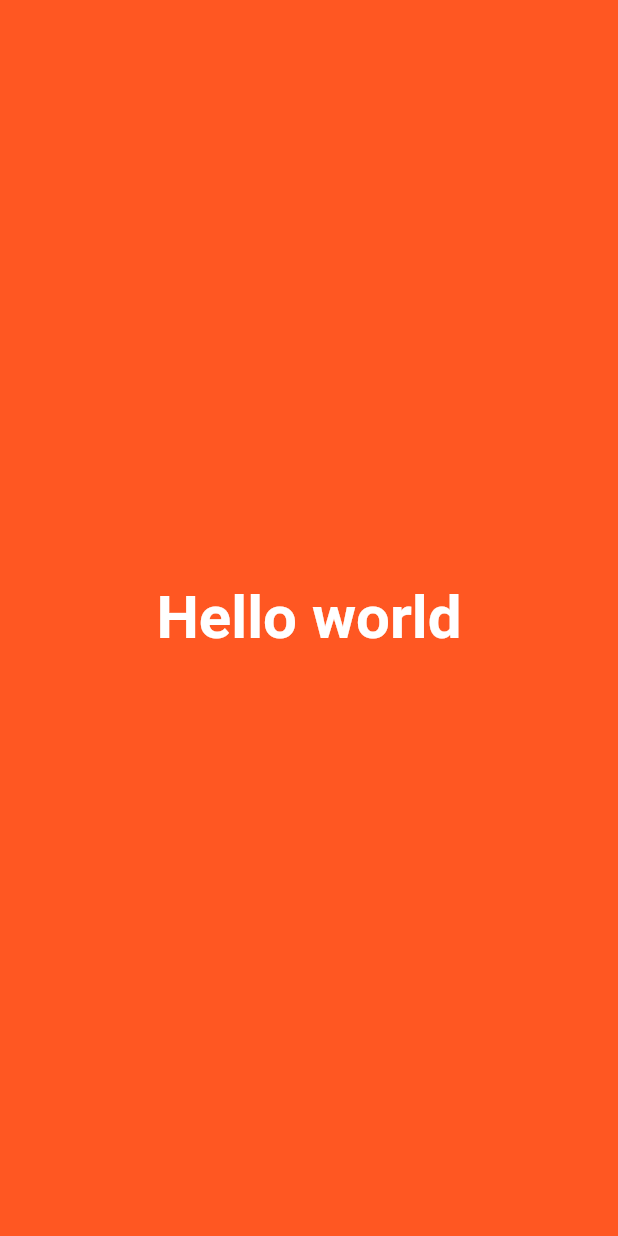
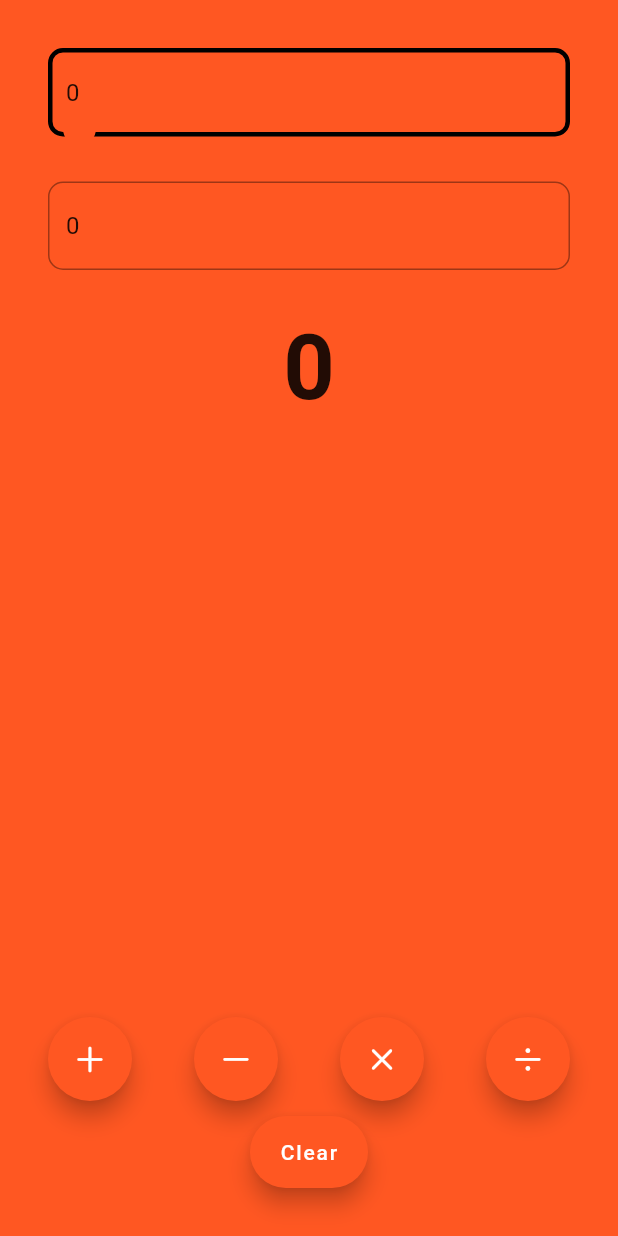
Before and after one commit to IMU-IMRAN/flutter_master, a Flutter app: the screen it shows after launch, on a phone screen of 412 x 824 dp. Run offline on Flutter 3.47's test engine with Material 2 defaults, Android fonts, the phone set to English and light mode, and no system bars.

Commit message:
calculator_done

```diff
--- a/lib/app/app.dart
+++ b/lib/app/app.dart
@@ -8,8 +8,11 @@ class MyApp extends StatelessWidget {
 
   @override
   Widget build(BuildContext context) {
-    return const MaterialApp(
+    return  MaterialApp(
       title: "Flutter Learn",
+      theme: ThemeData(
+        primarySwatch: Colors.deepOrange,
+      ),
       home: HomeView(),
     );
   }
--- /dev/null
+++ b/lib/views/calculator_view.dart
@@ -0,0 +1,179 @@
+import 'package:flutter/cupertino.dart';
+import 'package:flutter/material.dart';
+
+class CalculatorView extends StatefulWidget {
+  const CalculatorView({super.key});
+
+  @override
+  State<CalculatorView> createState() => _CalculatorViewState();
+}
+
+class _CalculatorViewState extends State<CalculatorView> {
+  int x = 0;
+  int y = 0;
+  num z = 0;
+
+  final displayOneController = TextEditingController();
+  final displayTwoController = TextEditingController();
+
+ // late final AppLifecycleListener _listener;
+
+  @override
+  void initState() {
+    // TODO: implement initState
+    displayOneController.text = x.toString();
+    displayTwoController.text = y.toString();
+
+    // _listener = AppLifecycleListener(
+    //   onShow: _onShow,
+    //   onHide: _onHide,
+    //   onResume: _onResume,
+    //   onDetach: _onDetach,
+    //   onInactive: _onInactive,
+    //   onPause: _onPause,
+    //   onRestart: _onRestart,
+    //   onStateChange: _onStateChanged,
+      // onExitRequested: _onExitRequested,
+    //);
+  }
+
+
+
+  //dispose ke ander batate hai kon kon sa resources hatana hai ya clean krna hai
+  @override
+  void dispose() {
+    displayOneController.dispose();
+    displayTwoController.dispose();
+   // _listener.dispose();
+    super.dispose();
+  }
+
+  @override
+  Widget build(BuildContext context) {
+    return Padding(
+      padding: EdgeInsets.all(32.0),
+      child: Column(
+        children: [
+          //calculator display
+          CalculatorDisplay(
+            hint: "Enter first number",
+            controller: displayOneController,
+          ),
+
+          SizedBox(
+            height: 30,
+          ),
+
+          CalculatorDisplay(
+            hint: "Enter second number",
+            controller: displayTwoController,
+          ),
+
+          SizedBox(
+            height: 30,
+          ),
+
+          Text(
+            z.toString(),
+            style: TextStyle(fontSize: 60, fontWeight: FontWeight.bold),
+          ),
+
+          Spacer(), //---->use for gap
+
+          Row(
+            mainAxisAlignment: MainAxisAlignment.spaceBetween,
+            children: [
+              FloatingActionButton(
+                onPressed: () {
+                  setState(() {
+                    z = num.tryParse(displayOneController.text)! +
+                        num.tryParse(displayTwoController.text)!;
+                  });
+                },
+                child: Icon(CupertinoIcons.add),
+              ),
+              FloatingActionButton(
+                onPressed: () {
+                  setState(() {
+                    z = num.tryParse(displayOneController.text)! -
+                        num.tryParse(displayTwoController.text)!;
+                  });
+                },
+                child: Icon(CupertinoIcons.minus),
+              ),
+              FloatingActionButton(
+                onPressed: () {
+                  setState(() {
+                    z = num.tryParse(displayOneController.text)! *
+                        num.tryParse(displayTwoController.text)!;
+                  });
+                },
+                child: Icon(CupertinoIcons.multiply),
+              ),
+              FloatingActionButton(
+                onPressed: () {
+                  setState(() {
+                    z = num.tryParse(displayOneController.text)! /
+                        num.tryParse(displayTwoController.text)!;
+                  });
+                },
+                child: Icon(CupertinoIcons.divide),
+              ),
+            ],
+          ),
+          SizedBox(
+            height: 10,
+          ),
+          FloatingActionButton.extended(
+            onPressed: () {
+              setState(() {
+                x = 0;
+                y = 0;
+                z = 0;
+                displayOneController.clear();
+                displayTwoController.clear();
+              });
+            },
+            label: Text("Clear"),
+          ),
+          //expand
+          //calculator button
+        ],
+      ),
+    );
+  }
+}
+
+class CalculatorDisplay extends StatelessWidget {
+  const CalculatorDisplay(
+      {super.key, this.hint = "Enter a number", required this.controller});
+
+  final String? hint;
+  final TextEditingController controller;
+
+  @override
+  Widget build(BuildContext context) {
+    return TextField(
+      controller: controller,
+      keyboardType: TextInputType.number,
+      autofocus: true,
+      decoration: InputDecoration(
+          focusedBorder: OutlineInputBorder(
+            borderSide: BorderSide(
+              color: Colors.black,
+              width: 3.0,
+            ),
+            borderRadius: BorderRadius.circular(10),
+          ),
+          border: OutlineInputBorder(
+            borderSide: BorderSide(
+              color: Colors.black,
+              width: 3.0,
+            ),
+            borderRadius: BorderRadius.circular(10),
+          ),
+          hintText: hint,
+          hintStyle: TextStyle(color: Colors.black)),
+    );
+  }
+}
--- a/lib/views/home_view.dart
+++ b/lib/views/home_view.dart
@@ -1,19 +1,15 @@
 import 'package:flutter/material.dart';
+import 'package:flutter_master/views/calculator_view.dart';
 
 class HomeView extends StatelessWidget {
   const HomeView({super.key});
 
   @override
   Widget build(BuildContext context) {
-    return Material(
-      child: Container(
-        color: Colors.deepOrange,
-        child: const Center(
-            child: Text(
-          "Hello world",
-          style: TextStyle(
-              fontSize: 40, color: Colors.white, fontWeight: FontWeight.bold),
-        )),
+    return const Scaffold(
+      backgroundColor: Colors.deepOrange,
+      body: SafeArea(
+        child:  CalculatorView(),
       ),
     );
   }
```
Also changed, not shown: 1 other file.
